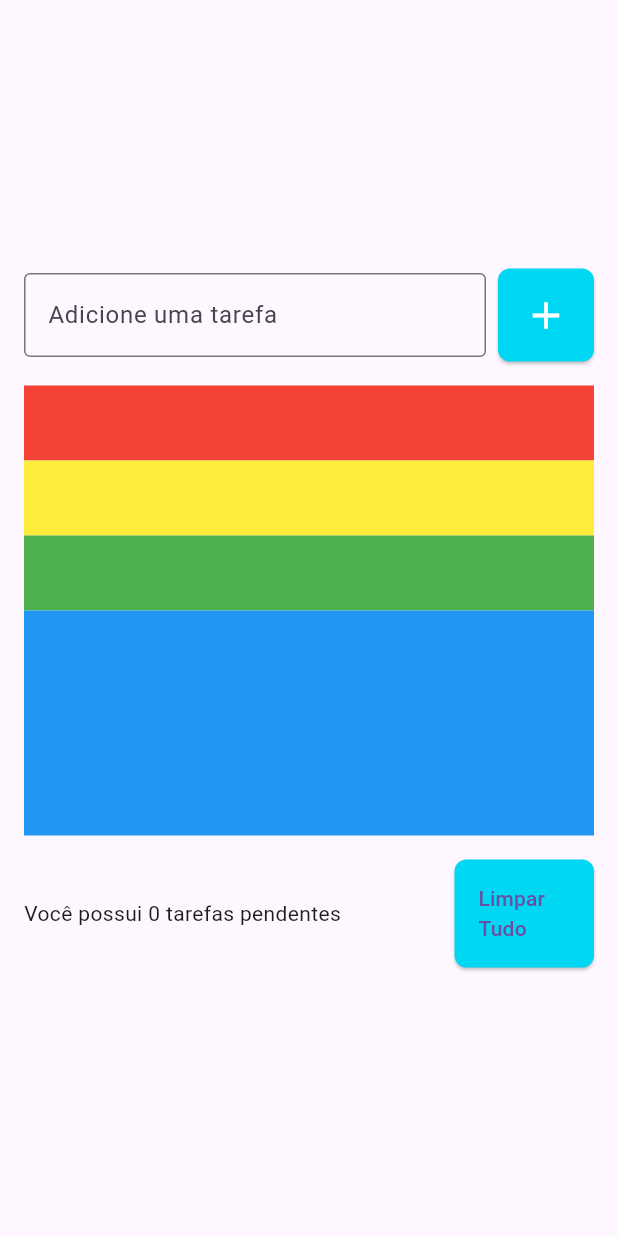
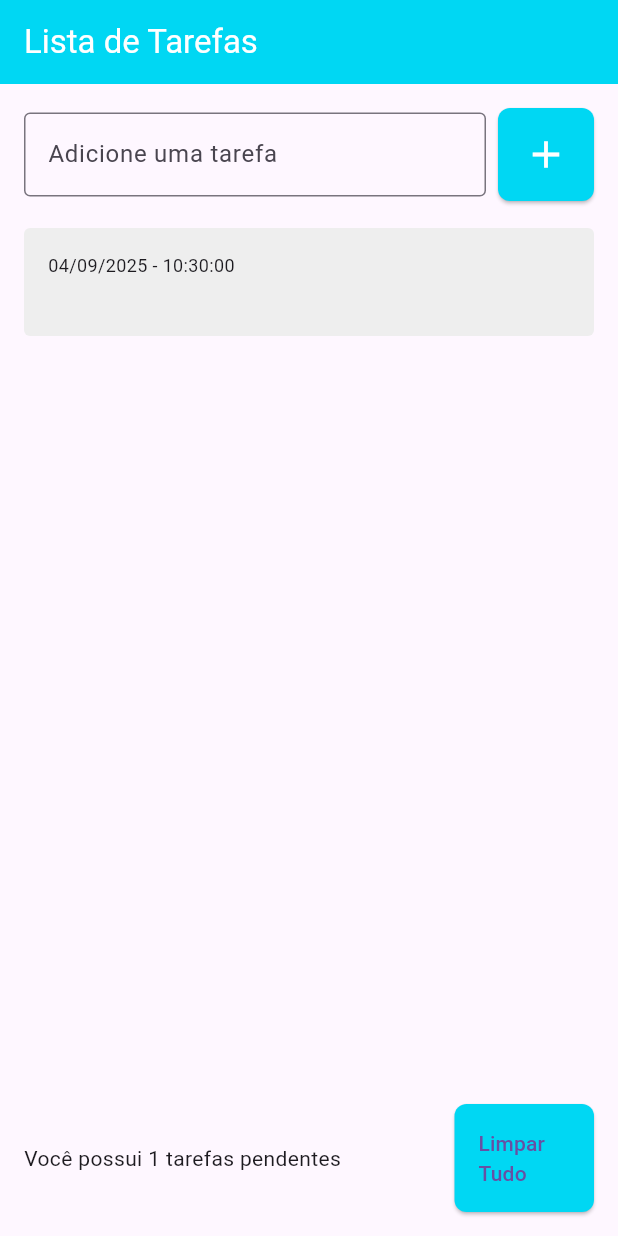
Before and after one commit to alexclemente1985/TreinosFlutter, a Flutter app: the screen it shows after launch, after a tap on the "add" icon, on a phone screen of 412 x 824 dp. Run offline on Flutter 3.47's test engine with Material 3 defaults, Android fonts, the phone set to English and light mode, and no system bars; drawn by our look-alikes of flutter_slidable; missing offline and left inert: dart:ffi.

Commit message:
Finalização lista de tarefas (sem armazenamento assíncrono)

```diff
--- a/lib/main.dart
+++ b/lib/main.dart
@@ -1,17 +1,17 @@
 import 'package:flutter/material.dart';
-import 'package:lista_tarefas_flutter/pages/todo_list_pages.dart';
+import 'package:lista_tarefas_flutter/pages/todo_list_page.dart';
 
 void main(){
   runApp(MyApp());
 }
 
 class MyApp extends StatelessWidget{
-  const MyApp({Key? key}): super(key: key);
+  const MyApp({super.key});
 
   @override
   Widget build(BuildContext context) {
-    // TODO: implement build
     return MaterialApp(
+      debugShowCheckedModeBanner: false,
       home: TodoListPage(),
     );
   }
--- /dev/null
+++ b/lib/models/todo.dart
@@ -0,0 +1,7 @@
+class Todo {
+  Todo({required this.title, required this.dateTime, required this.taskCompleted});
+
+  String title;
+  DateTime dateTime;
+  bool taskCompleted;
+}
--- /dev/null
+++ b/lib/pages/todo_list_page.dart
@@ -0,0 +1,184 @@
+
+import 'dart:ffi';
+
+import 'package:flutter/material.dart';
+import 'package:lista_tarefas_flutter/models/todo.dart';
+import 'package:lista_tarefas_flutter/widgets/todo_list-item.dart';
+
+class TodoListPage extends StatefulWidget{
+  TodoListPage({super.key}); // quando se cria um controller já não se pode manter o const na frente
+
+  @override
+  State<StatefulWidget> createState() => _TodoListPageState();
+}
+
+class _TodoListPageState extends State<TodoListPage> {
+
+  final TextEditingController todoController = TextEditingController();
+
+  List<Todo> todos = [];
+
+  void deleteAllTasks(){
+    showDialog(context: context, builder: (context) => AlertDialog(
+      title: Text("Remover todas as tarefas?"),
+      content: Text("Você tem certeza que deseja remover todas as tarefas?"),
+      actions: [
+        TextButton(
+          onPressed: (){
+            Navigator.of(context).pop();
+          },
+          style: TextButton.styleFrom(
+            backgroundColor: Color(0xff00d7f3),
+            foregroundColor: Colors.white,
+            shape: RoundedRectangleBorder(borderRadius: BorderRadius.circular(8))
+          ),
+          child: Text("Cancelar")
+        ),
+        TextButton(
+          onPressed: (){
+            setState(() {
+              todos.clear();
+              Navigator.of(context).pop();
+            });
+          },
+          style: TextButton.styleFrom(
+            backgroundColor: Colors.red,
+            foregroundColor: Colors.white,
+            shape: RoundedRectangleBorder(borderRadius: BorderRadius.circular(8))
+          ),
+          child: Text("Limpar Tudo")
+        ),
+      ],
+    ),);
+
+  }
+
+  void deleteTask(int index){
+    var todo = todos[index];
+
+    setState(() {
+      todos.removeAt(index);
+    });
+
+    ScaffoldMessenger.of(context).clearSnackBars();
+
+    ScaffoldMessenger.of(context).showSnackBar(
+        SnackBar(
+          content: Text("Tarefa ${todo.title} foi removida com sucesso!", style: TextStyle(color: Color(0xff060708)),),
+          backgroundColor: Colors.white,
+          action: SnackBarAction(
+          label: "Desfazer",
+          textColor: const Color(0xff00d7f3),
+          onPressed: (){
+            setState(() {
+              todos.insert(index, todo);
+            });
+          }
+          ),
+          duration: const Duration(seconds: 5),
+        )
+      );
+  }
+
+  void saveNewTask(){
+    setState(() {
+      var todo = Todo(title: todoController.text, dateTime: DateTime.now(), taskCompleted: false);
+      todos.add(todo);
+      todoController.clear();
+    });
+  }
+
+  @override
+  Widget build(BuildContext context) {
+    return SafeArea(
+      child: Scaffold(
+      appBar: AppBar(
+        title: Text("Lista de Tarefas"),
+        backgroundColor: Color(0xff00d7f3),
+        foregroundColor: Colors.white,
+
+      ),
+
+      body: Center(
+        child: Padding(
+          padding: const EdgeInsets.all(16),
+          child: Column(
+            mainAxisSize: MainAxisSize.min,
+            children: [
+              Row(
+                children: [
+                  Expanded(
+                    flex: 2,
+                    child: TextField(
+                            controller: todoController,
+                            decoration: InputDecoration(
+                              border: OutlineInputBorder(),
+                              labelText: "Adicione uma tarefa",
+                              hintText: "Ex. Criar aplicativo de tarefas"
+                            ),
+                          ),
+
+                  ),
+                   SizedBox(width: 8,),
+                   ElevatedButton(
+                    onPressed: saveNewTask,
+                    style: ElevatedButton.styleFrom(
+                      backgroundColor: Color(0xff00d7f3),
+                      padding: const EdgeInsets.all(16),
+                      shape: RoundedRectangleBorder(
+                        borderRadius: BorderRadius.circular(8)
+                      )
+                    ),
+                    child: Icon(
+                      Icons.add,
+                      size: 30,
+                      color: Colors.white,
+                    ),
+                    )
+                  ]
+              ),
+              SizedBox(height: 16,),
+              Expanded(
+                child:
+                ListView.builder(
+                  scrollDirection: Axis.vertical,
+                  shrinkWrap: true,
+                  itemCount: todos.length,
+                  itemBuilder: (context, index){
+                    final todo = todos[index];
+                    return TodoListItem(todo: todo, deleteFunction: (contex)=> deleteTask(index));
+                  },
+              )),
+              SizedBox(height: 16,),
+              Row(
+                children: [
+                  Expanded(
+                    flex: 3,
+                    child: Text(
+                    "Você possui ${todos.length} tarefas pendentes"
+                  ),
+                  ),
+                  SizedBox(width: 8),
+                  Expanded(
+                    child: ElevatedButton(
+                      onPressed: deleteAllTasks,
+                      style: ElevatedButton.styleFrom(
+                        backgroundColor: Color(0xff00d7f3),
+                        padding: const EdgeInsets.all(16),
+                        shape: RoundedRectangleBorder(
+                          borderRadius: BorderRadius.circular(8)
+                        )
+                      ),
+                      child: Text("Limpar Tudo"),
+                    )
+                  )
+                ],
+              )
+            ],
+          )
+        )
+       )
+      //)
+    ));
+  }
+}
--- a/lib/pages/todo_list_pages.dart
+++ /dev/null
@@ -1,120 +0,0 @@
-
-import 'package:flutter/material.dart';
-
-class TodoListPage extends StatelessWidget{
-  TodoListPage({Key? key}): super(key: key); // quando se cria um controller já não se pode manter o const na frente
-
-  final TextEditingController emailController = TextEditingController();
-
-  @override
-  Widget build(BuildContext context) {
-    // TODO: implement build
-    return Scaffold(
-      body: Center(
-        child: Padding(
-          padding: const EdgeInsets.symmetric(horizontal: 16),
-          child: Column(
-            mainAxisSize: MainAxisSize.min,
-            children: [
-              Row(
-                children: [
-                  Expanded(
-                    flex: 2,
-                    child: TextField(
-                            decoration: InputDecoration(
-                              border: OutlineInputBorder(),
-                              labelText: "Adicione uma tarefa",
-                              hintText: "Ex. Criar aplicativo de tarefas"
-                            ),
-                          ),
-
-                  ),
-                   SizedBox(width: 8,),
-                   ElevatedButton(
-                    onPressed: () {},
-                    style: ElevatedButton.styleFrom(
-                      backgroundColor: Color(0xff00d7f3),
-                      padding: const EdgeInsets.all(16),
-                      shape: RoundedRectangleBorder(
-                        borderRadius: BorderRadius.circular(8)
-                      )
-                    ),
-                    child: Icon(
-                      Icons.add,
-                      size: 30,
-                      color: Colors.white,
-                    ),
-                    )
-                  ]
-              ),
-              SizedBox(height: 16,),
-              SizedBox(
-                // height: 120,
-                child: ListView(
-                  shrinkWrap: true,
-                  children: [
-                      Container(
-                        color: Colors.red,
-                        height: 50,
-                      ),
-                      Container(
-                        color: Colors.yellow,
-                        height: 50,
-                      ),
-                      Container(
-                        color: Colors.green,
-                        height: 50,
-                      ),
-                      Container(
-                        color: Colors.blue,
-                        height: 150,
-                      )
-                  ],
-              ),
-              ),
-              SizedBox(height: 16,),
-
-              Row(
-                children: [
-                  Expanded(
-                    flex: 3,
-                    child: Text(
-                    "Você possui 0 tarefas pendentes"
-                  ),
-                  ),
-                  SizedBox(width: 8),
-                  Expanded(
-                    child: ElevatedButton(
-                      onPressed: () {},
-                      style: ElevatedButton.styleFrom(
-                        backgroundColor: Color(0xff00d7f3),
-                        padding: const EdgeInsets.all(16),
-                        shape: RoundedRectangleBorder(
-                          borderRadius: BorderRadius.circular(8)
-                        )
-                      ),
-                      child: Text("Limpar Tudo"),
-                    )
-                  )
-                ],
-              )
-            ],
-          )
-        )
-
-    ));
-  }
-  void login(){
-    String text = emailController.text;
-    print(text);
-    emailController.clear();
-  }
-
-  void onChanged(String text){
-    print(text);
-  }
-
-  void onSubmitted(String text){
-    print("on Submitted: "+text);
-  }
-}
--- /dev/null
+++ b/lib/widgets/todo_list-item.dart
@@ -0,0 +1,62 @@
+import 'package:flutter/material.dart';
+import 'package:flutter_slidable/flutter_slidable.dart';
+import 'package:intl/intl.dart';
+import 'package:lista_tarefas_flutter/models/todo.dart';
+
+class TodoListItem extends StatelessWidget{
+  const TodoListItem({super.key, required this.todo, required this.deleteFunction});
+
+  final Todo todo;
+  final Function(BuildContext)? deleteFunction;
+
+
+  @override
+  Widget build(BuildContext context) {
+    // TODO: implement build
+    return Slidable(
+      endActionPane: ActionPane(
+        extentRatio: 0.3,
+        motion: const DrawerMotion(),
+        children: [
+          SlidableAction(
+          onPressed: deleteFunction,
+          icon: Icons.delete,
+          label: 'Delete',
+          backgroundColor: Colors.red,
+          foregroundColor: Colors.white,
+        )]
+      ),
+      child: Container(
+
+      decoration: BoxDecoration(
+        borderRadius: BorderRadius.circular(4),
+        color: Colors.grey[200],
+      ),
+      margin: const EdgeInsets.symmetric(vertical: 2),
+      padding: const EdgeInsets.all(16),
+      child: Row(
+        mainAxisAlignment: MainAxisAlignment.start,
+        children: [
+          Column(
+          crossAxisAlignment: CrossAxisAlignment.start,
+          children: [
+            Text(DateFormat('dd/MM/yyyy - HH:mm:ss').format(todo.dateTime), style: TextStyle(
+              fontSize: 12
+            )),
+            ConstrainedBox(
+              constraints: BoxConstraints(maxWidth: MediaQuery.of(context).size.width*0.7),
+              child: Text(
+              todo.title,
+              softWrap: true,
+              style: TextStyle(
+              fontSize: 16,
+              fontWeight: FontWeight.w600
+            )),
+            )
+        ],
+        )
+      ]),
+    ),
+    );
+  }
+}
--- a/pubspec.yaml
+++ b/pubspec.yaml
@@ -9,6 +9,8 @@ environment:
 dependencies:
   flutter:
     sdk: flutter
+  intl:
+  flutter_slidable:
 
 dev_dependencies:
   flutter_test:
```
Also changed, not shown: pubspec.lock.
